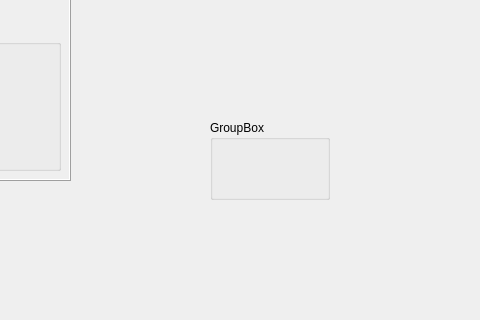
First picture: the form in mainwindow.ui, repository dhdylan/BeerPal, before the edit; both pictures show x 320 to 800 and y 89 to 409 of the 800 by 599 pixel window.
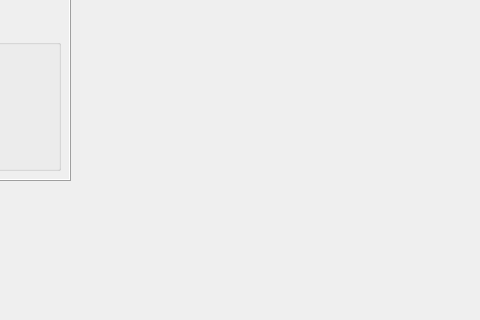
Second picture: the form after the edit.

```diff
--- a/mainwindow.ui
+++ b/mainwindow.ui
@@ -234,19 +234,6 @@
      </layout>
     </widget>
    </widget>
-   <widget class="QGroupBox" name="groupBox">
-    <property name="geometry">
-     <rect>
-      <x>530</x>
-      <y>190</y>
-      <width>120</width>
-      <height>80</height>
-     </rect>
-    </property>
-    <property name="title">
-     <string>GroupBox</string>
-    </property>
-   </widget>
   </widget>
   <widget class="QMenuBar" name="menubar">
    <property name="geometry">
```
